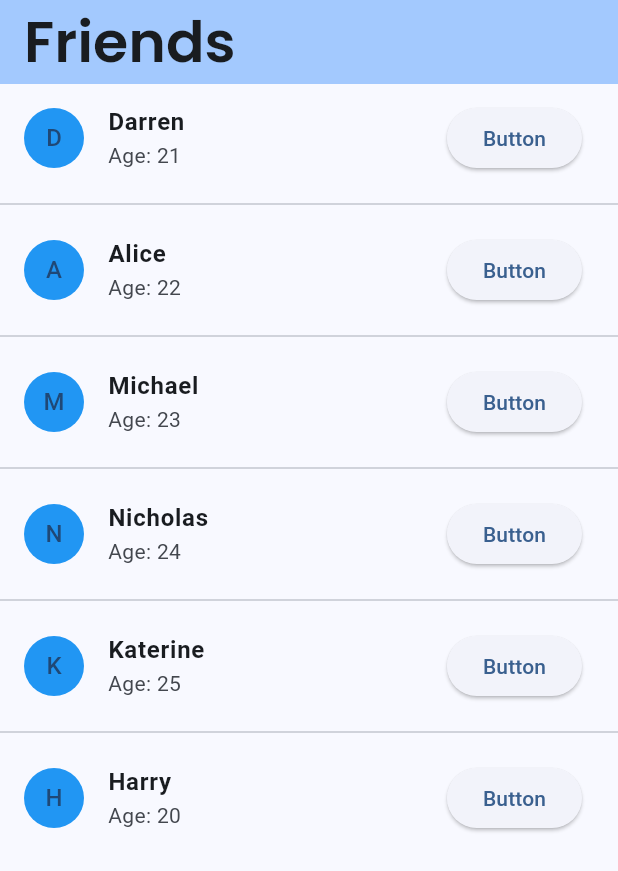
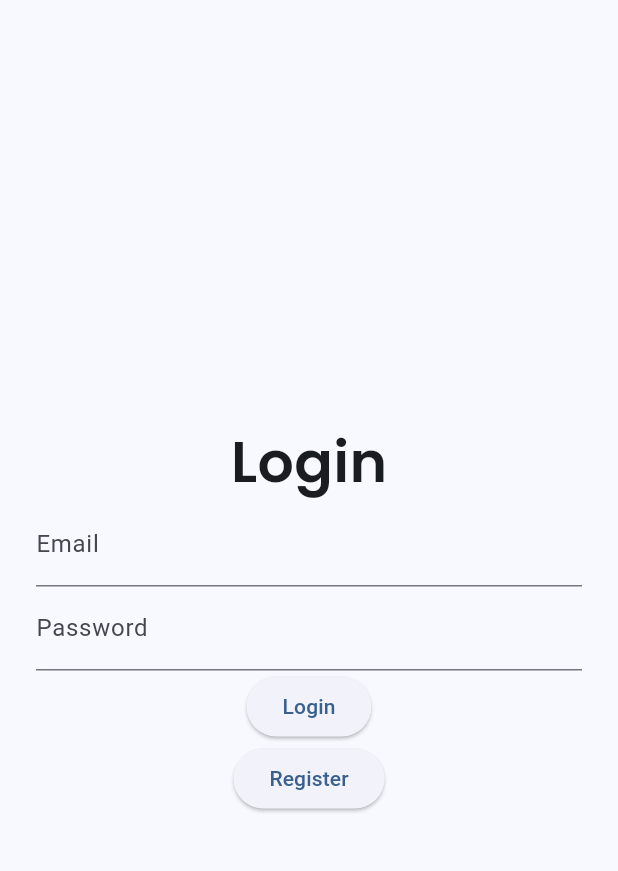
Before and after one commit to junnyi0301/caching, a Flutter app: the screen it shows after launch, on a phone screen of 412 x 824 dp. Shown: the top 871 px of the screen. Run offline on Flutter 3.47's test engine with Material 3 defaults, Android fonts, the phone set to English and light mode, and no system bars; our stand-ins replace cloud_firestore, firebase_auth, firebase_core, google_fonts; accounts and stored records are empty.

Commit message:
Integrate Firebase, Friends Page 80% done.

```diff
--- /dev/null
+++ b/lib/auth/auth_gate.dart
@@ -0,0 +1,26 @@
+import 'package:caching/auth/views/login.dart';
+import 'package:caching/friends.dart';
+import 'package:firebase_auth/firebase_auth.dart';
+import 'package:flutter/material.dart';
+
+class AuthGate extends StatelessWidget {
+  const AuthGate({super.key});
+
+  @override
+  Widget build(BuildContext context) {
+    return Scaffold(
+      body: StreamBuilder(
+          stream: FirebaseAuth.instance.authStateChanges(),
+          builder: (context, snapshot){
+            // user id logged in
+            if(snapshot.hasData){
+              return const FriendsPage();
+            }else{
+              //To login page
+              return const LoginPage();
+            }
+          }
+      ),
+    );
+  }
+}
--- /dev/null
+++ b/lib/auth/auth_service.dart
@@ -0,0 +1,43 @@
+import 'package:cloud_firestore/cloud_firestore.dart';
+import 'package:firebase_auth/firebase_auth.dart';
+
+class AuthService{
+
+  //Instance od auth
+  final FirebaseAuth _auth = FirebaseAuth.instance;
+  final FirebaseFirestore _firestore = FirebaseFirestore.instance;
+
+  //Sign in
+  Future<UserCredential> signInWithEmailPassword(String email, password) async {
+    try{
+      UserCredential userCredential = await _auth.signInWithEmailAndPassword(email: email, password: password);
+      return userCredential;
+    } on FirebaseAuthException catch (e){
+      throw Exception(e.code);
+    }
+  }
+
+  //Sign up
+  Future<UserCredential> signUpWithEmailPassword(String email, password, String name) async{
+
+    try{
+      UserCredential userCredential = await _auth.createUserWithEmailAndPassword(email: email, password: password);
+      //Save user
+      _firestore.collection("Users").doc(userCredential.user!.uid).set({
+        "uid": userCredential.user!.uid,
+        "email": email,
+        "name": name
+      });
+      return userCredential;
+
+    } on FirebaseAuthException catch (e){
+      throw Exception(e.code);
+    }
+  }
+
+  //Sign out
+  Future<void> signOut() async {
+    return await _auth.signOut();
+  }
+
+}
--- /dev/null
+++ b/lib/auth/views/login.dart
@@ -0,0 +1,79 @@
+import 'package:caching/auth/auth_service.dart';
+import 'package:caching/auth/views/register.dart';
+import 'package:flutter/material.dart';
+import 'package:caching/design.dart';
+
+class LoginPage extends StatefulWidget {
+  const LoginPage({super.key});
+
+  @override
+  State<LoginPage> createState() => _LoginPageState();
+}
+
+class _LoginPageState extends State<LoginPage> {
+
+  final design = Design();
+  final TextEditingController loginEmailCtrl = TextEditingController();
+  final TextEditingController loginPasswordCtrl = TextEditingController();
+
+  void login() async{
+    final _auth = AuthService();
+
+    try{
+      await _auth.signInWithEmailPassword(loginEmailCtrl.text, loginPasswordCtrl.text);
+    }catch (e){
+      showDialog(context: context, builder: (context) => AlertDialog(
+        title: Text(e.toString()),
+      ));
+    }
+
+  }
+
+
+  @override
+  Widget build(BuildContext context) {
+    return Scaffold(
+      body: Center(
+        child: Container(
+          margin: const EdgeInsets.symmetric(vertical: 12, horizontal: 24),
+          child: Column(
+            mainAxisAlignment: MainAxisAlignment.center,
+            crossAxisAlignment: CrossAxisAlignment.center,
+            children: [
+              Text('Login', style: design.titleText),
+
+              //Email input
+              TextField(
+                controller: loginEmailCtrl,
+                decoration: const InputDecoration(
+                  labelText: "Email"
+                ),
+              ),
+
+              //Password Input
+              TextField(
+                obscureText: true,
+                controller: loginPasswordCtrl,
+                decoration: const InputDecoration(
+                    labelText: "Password",
+                ),
+              ),
+
+              //Login Button
+              ElevatedButton(
+                  onPressed: login,
+                  child: Text("Login")
+              ),
+              ElevatedButton(
+                  onPressed: (){
+                    Navigator.push(context, MaterialPageRoute(builder: (context) => Register()));
+                    },
+                  child: Text("Register")
+              )
+            ],
+          ),
+        ),
+      ),
+    );
+  }
+}
--- a/lib/friend_card.dart
+++ b/lib/friend_card.dart
@@ -1,27 +1,21 @@
 import 'package:flutter/material.dart';
-import 'user.dart';
-import 'message_window.dart';
 
 class FriendCard extends StatelessWidget {
-  const FriendCard({super.key, required this.userList, required this.index});
+  const FriendCard({super.key, required this.index});
 
-  final List<User> userList;
   final int index;
 
   @override
   Widget build(BuildContext context) {
-    var user = userList[index];
     return GestureDetector(
-      onTap: (){
-        Navigator.push(context, MaterialPageRoute(builder: (context) => MessageWindow(id: user.id)));
-      },
+      onTap: (){},
       child: ListTile(
         leading: CircleAvatar(
           backgroundColor: Colors.blue,
-          child: Text(user.name[0]),
+          child: Text("First Letter"),
         ),
-        title: Text(user.name, style: const TextStyle(fontWeight: FontWeight.bold)),
-        subtitle: Text("Age: ${user.age}"),
+        title: Text("Name"),
+        subtitle: Text(""),
         trailing: ElevatedButton(
           onPressed: () {
             // Handle button action
--- a/lib/friends.dart
+++ b/lib/friends.dart
@@ -1,19 +1,10 @@
-import 'package:caching/friends_provider.dart';
-import 'package:caching/user.dart';
+import 'package:caching/auth/auth_service.dart';
+import 'package:caching/chat/chat_service.dart';
 import 'package:flutter/material.dart';
-import 'package:provider/provider.dart';
+import 'chat/views/chat_page.dart';
 import 'friend_card.dart';
-import 'package:google_fonts/google_fonts.dart';
+import 'user_tile.dart';
 import 'design.dart';
-
-final List<User> userList = [
-  User(1, "Darren", 21),
-  User(2, "Alice", 22),
-  User(3, "Michael", 23),
-  User(4, "Nicholas", 24),
-  User(5, "Katerine", 25),
-  User(6, "Harry", 20),
-];
 
 final design = Design();
 
@@ -25,6 +16,13 @@ class FriendsPage extends StatefulWidget {
 }
 
 class _FriendsPageState extends State<FriendsPage> {
+  final ChatService _chatService = ChatService();
+  final AuthService _authService = AuthService();
+
+  void logout() {
+    final _auth = AuthService();
+    _auth.signOut();
+  }
 
   @override
   Widget build(BuildContext context) {
@@ -36,16 +34,48 @@ class _FriendsPageState extends State<FriendsPage> {
       body: Center(
         child: Column(
           children: [
-            Expanded(
-              child: ListView.separated(itemBuilder: (BuildContext context, int index){
-                return FriendCard(userList: userList, index: index);
-              }, separatorBuilder: (BuildContext context, int index){
-                return Divider();
-              }, itemCount: userList.length),
-            )
+            Expanded(child: _buildUserList()),
+            ElevatedButton(onPressed: logout, child: Text("Logout"))
           ],
         ),
       ),
     );
   }
+
+  Widget _buildUserList() {
+    return StreamBuilder(
+        stream: _chatService.getUsersStream(),
+        builder: (context, snapshot) {
+          if (snapshot.hasError) {
+            return const Text("Error");
+          }
+
+          if (snapshot.connectionState == ConnectionState.waiting) {
+            return const Text("Loading...");
+          }
+
+          if (snapshot.data == null || snapshot.data!.isEmpty) {
+            return const Center(child: Text("No users found"));
+          }
+
+          return ListView(
+            children: snapshot.data!.map<Widget>((userData) => _buildUserListItem(userData, context)).toList(),
+          );
+        });
+  }
+
+  Widget _buildUserListItem(
+      Map<String, dynamic> userData, BuildContext context) {
+    return UserTile(
+      text: userData["email"],
+      onTap: () {
+        Navigator.push(
+            context,
+            MaterialPageRoute(
+                builder: (context) => ChatPage(
+                      receiverEmail: userData["email"],
+                    )));
+      },
+    );
+  }
 }
--- a/lib/main.dart
+++ b/lib/main.dart
@@ -1,9 +1,13 @@
+import 'package:caching/auth/views/login.dart';
+import 'package:caching/firebase_options.dart';
 import 'package:caching/friends.dart';
-import 'package:caching/friends_provider.dart';
+import 'package:firebase_core/firebase_core.dart';
 import 'package:flutter/material.dart';
-import 'package:provider/provider.dart';
+import 'auth/auth_gate.dart';
 
-void main() {
+void main() async {
+  WidgetsFlutterBinding.ensureInitialized();
+  await Firebase.initializeApp(options: DefaultFirebaseOptions.currentPlatform);
   runApp(const MyApp());
 }
 
@@ -21,7 +25,7 @@ class MyApp extends StatelessWidget {
               ColorScheme.fromSeed(seedColor: Color.fromRGBO(231, 238, 253, 1)),
           useMaterial3: true,
         ),
-      home: const FriendsPage()
+        home: const AuthGate()
         //Don't create your page in main.dart
         //Leave the main as it is right now and create a new file
         //Change const ExamplePage(title: 'Example') to your page for easier integration
--- a/lib/user.dart
+++ /dev/null
@@ -1,25 +0,0 @@
-class User{
-  int _id;
-  String _name;
-  int _age;
-
-  User(this._id, this._name, this._age);
-
-  int get age => _age;
-
-  set age(int value) {
-    _age = value;
-  }
-
-  String get name => _name;
-
-  set name(String value) {
-    _name = value;
-  }
-
-  int get id => _id;
-
-  set id(int value) {
-    _id = value;
-  }
-}
--- a/pubspec.yaml
+++ b/pubspec.yaml
@@ -36,6 +36,9 @@ dependencies:
   cupertino_icons: ^1.0.8
   provider: ^6.1.2
   google_fonts: ^6.2.1
+  firebase_core: ^3.13.0
+  firebase_auth: ^5.5.2
+  cloud_firestore: ^5.6.6
 
 dev_dependencies:
   flutter_test:
```
Also changed, not shown: lib/auth/views/register.dart (added, +67 -0 lines), lib/chat/chat_service.dart (added, +21 -0 lines), lib/chat/views/chat_page.dart (added, +11 -0 lines), lib/friends_provider.dart (deleted, +0 -16 lines), lib/message_window.dart (deleted, +0 -22 lines), lib/user_tile.dart (added, +22 -0 lines), firebase.json (added), lib/firebase_options.dart (added), pubspec.lock, 6 other files. Lines whose indentation alone changed are shown as unchanged.
